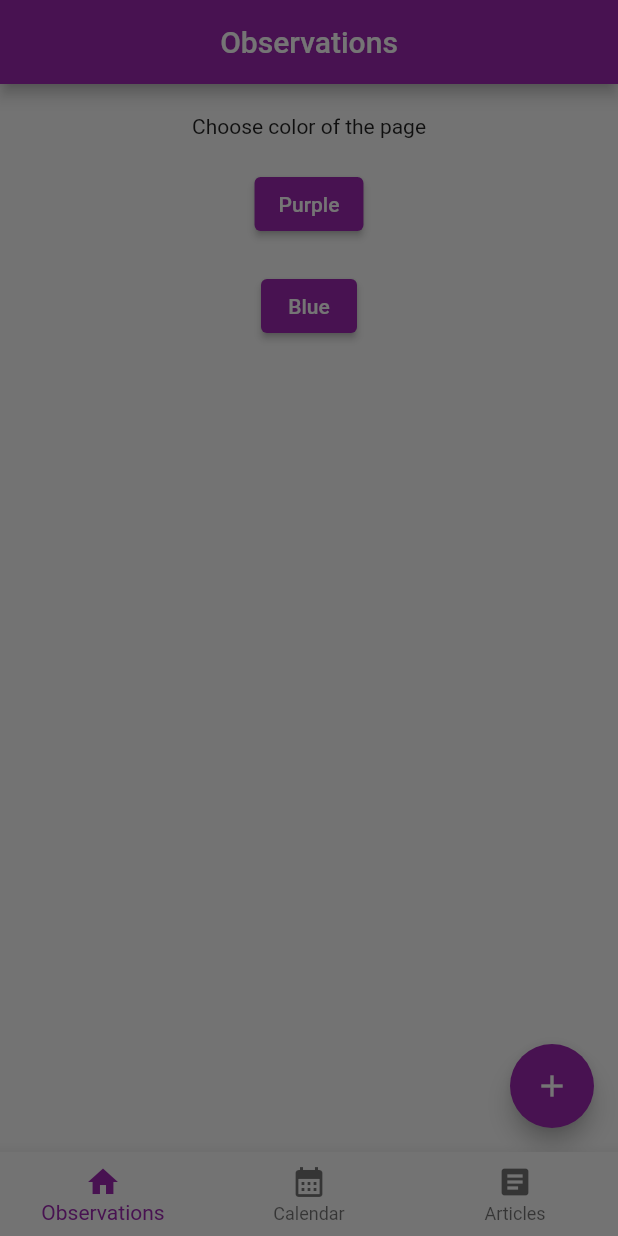
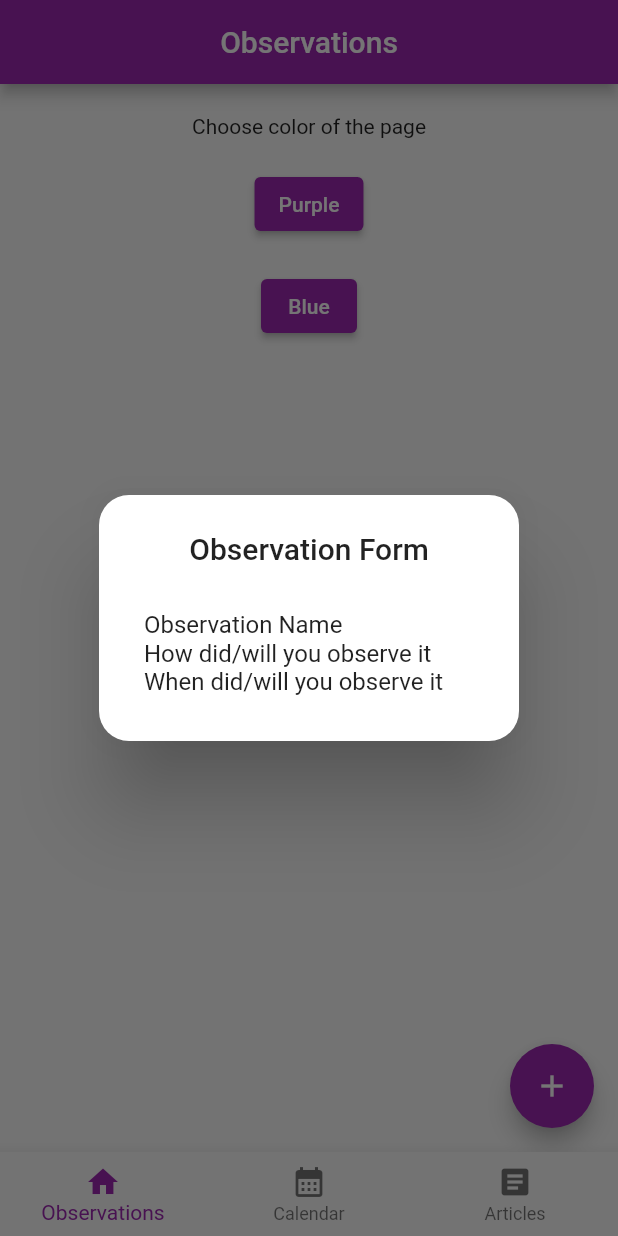
Before and after one commit to aleksandrapacia/calspace, a Flutter app: the screen it shows after launch, after a tap on the "add" icon, on a phone screen of 412 x 824 dp. Run offline on Flutter 3.47's test engine with Material 2 defaults, Android fonts, the phone set to English and light mode, and no system bars; our stand-ins replace go_router.

Commit message:
visible dialog box

```diff
--- a/calspace/lib/pages/home_page.dart
+++ b/calspace/lib/pages/home_page.dart
@@ -1,5 +1,6 @@
 // ignore_for_file: prefer_const_literals_to_create_immutables, prefer_const_constructors
 import 'package:calspace/pages/calendar_page.dart';
+import 'package:calspace/pages/util/dialog_box.dart';
 import 'package:flutter/material.dart';
 
 class HomePage extends StatefulWidget {
@@ -10,14 +11,12 @@ class HomePage extends StatefulWidget {
 }
 
 class _HomePageState extends State<HomePage> {
-  void _XTap(BuildContext context) {
+  Future<void> _xTap(BuildContext context) async {
     showDialog(
       barrierDismissible: true,
       context: context,
       builder: (context) {
-        return Dialog(
-          backgroundColor: Colors.amber,
-        );
+        return DialogBox();
       },
     );
   }
@@ -26,7 +25,7 @@ class _HomePageState extends State<HomePage> {
   Widget build(BuildContext context) {
     return Scaffold(
       floatingActionButton: FloatingActionButton(
-        onPressed: () => _XTap(context),
+        onPressed: () => _xTap(context),
         child: Icon(Icons.add),
       ),
       body: Center(
--- a/calspace/lib/pages/util/dialog_box.dart
+++ b/calspace/lib/pages/util/dialog_box.dart
@@ -0,0 +1,32 @@
+import 'package:flutter/material.dart';
+
+class DialogBox extends StatefulWidget {
+  const DialogBox({super.key});
+
+  @override
+  State<DialogBox> createState() => _DialogBoxState();
+}
+
+class _DialogBoxState extends State<DialogBox> {
+  @override
+  Widget build(BuildContext context) {
+    return const AlertDialog(
+      title: Center(
+        child: Text('Observation Form'),
+      ),
+      contentPadding: EdgeInsets.all(30),
+      shape: RoundedRectangleBorder(
+        borderRadius: BorderRadius.all(
+          Radius.circular(20.0),
+        ),
+      ),
+      content: SingleChildScrollView(
+        child: ListBody(children: <Widget>[
+          Text('Observation Name'),
+          Text('How did/will you observe it'),
+          Text('When did/will you observe it'),
+        ]),
+      ),
+    );
+  }
+}
```
